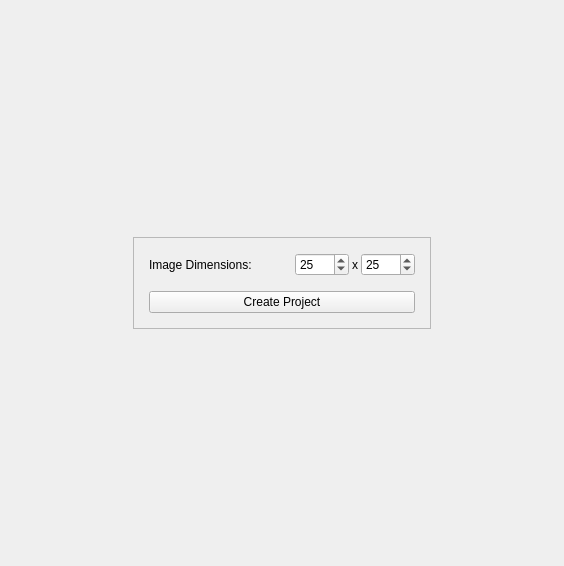
University-of-Utah-CS3505/a5-sprite-editor-f25-leomartinez47, file ui/spritesetup.ui: the form before one commit.
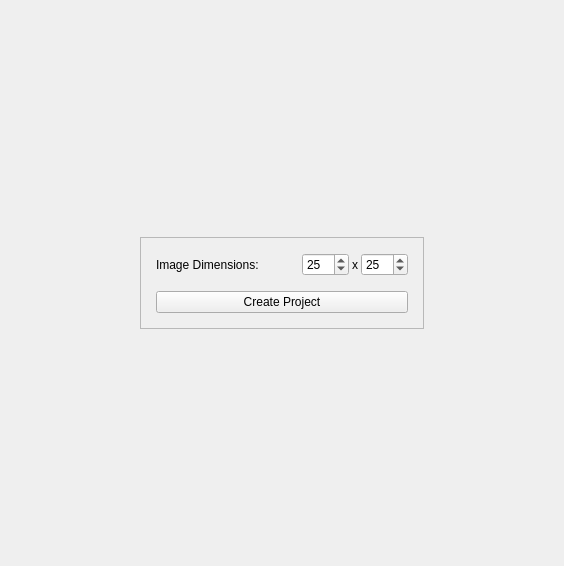
The form after the commit.

Commit message:
Fixed scaling issues with previewpane and canvaspane.cpp
Sprite now has a dimension cap of 128x128.

```diff
--- a/ui/spritesetup.ui
+++ b/ui/spritesetup.ui
@@ -109,7 +109,7 @@
              <number>2</number>
             </property>
             <property name="maximum">
-             <number>1000</number>
+             <number>128</number>
             </property>
             <property name="value">
              <number>25</number>
@@ -132,7 +132,7 @@
              <number>2</number>
             </property>
             <property name="maximum">
-             <number>1000</number>
+             <number>128</number>
             </property>
             <property name="value">
              <number>25</number>
```
The commit also changes 2 other files.
